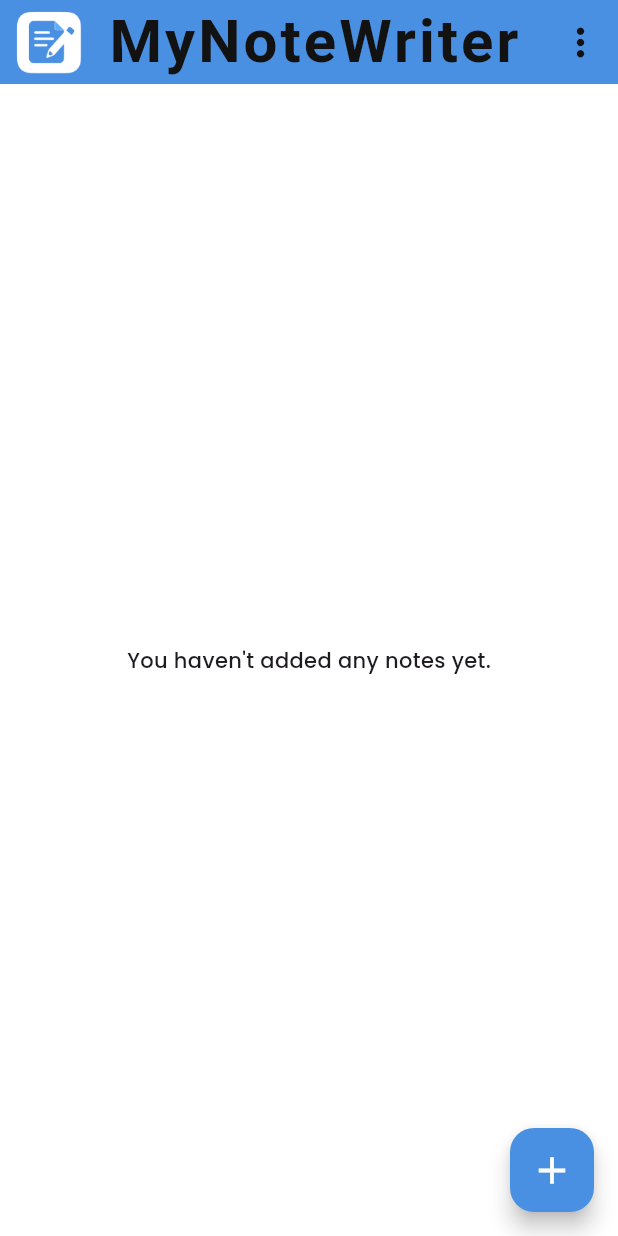
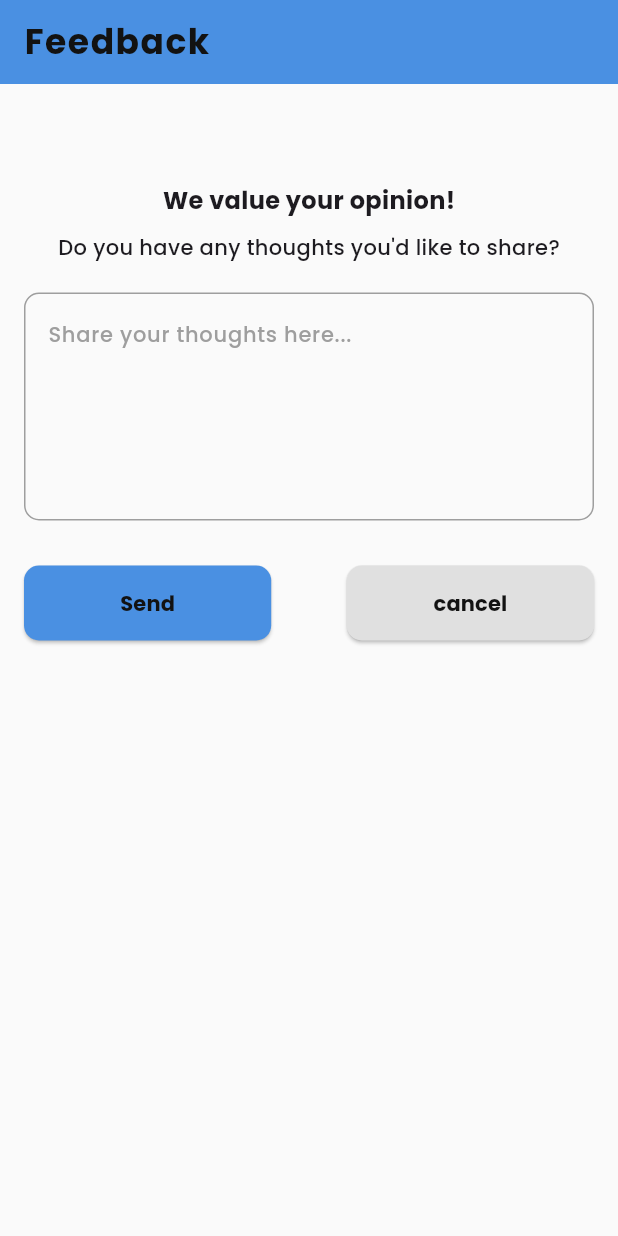
Before and after one commit to PathumDilhara/My-Note-Writer, a Flutter app: the screen it shows after launch, on a phone screen of 412 x 824 dp. Run offline on Flutter 3.47's test engine with Material 3 defaults, Android fonts, the phone set to English and light mode, and no system bars; our stand-ins replace accordion, flutter_markdown_plus, flutter_native_splash, go_router, google_fonts, hive and 2 more; missing offline and left inert: back_button_interceptor; accounts and stored records are empty; Roboto replaces fonts that are missing (Birthstone).

Commit message:
Feedback service implementing

```diff
--- /dev/null
+++ b/lib/models/feedback_model.dart
@@ -0,0 +1,19 @@
+import 'package:json_annotation/json_annotation.dart';
+import 'package:uuid/uuid.dart';
+
+part 'feedback_model.g.dart';
+
+@JsonSerializable()
+class FeedbackModel {
+  final String id;
+  final DateTime sendAt;
+  final String feedback;
+
+  FeedbackModel({String? id, required this.sendAt, required this.feedback})
+    : id = id ?? Uuid().v4();
+
+  factory FeedbackModel.fromJson(Map<String, dynamic> json) =>
+      _$FeedbackModelFromJson(json);
+  Map<String, dynamic> toJson() => _$FeedbackModelToJson(this);
+
+}
--- /dev/null
+++ b/lib/screens/feedback_screen.dart
@@ -0,0 +1,201 @@
+import 'package:flutter/material.dart';
+import 'package:go_router/go_router.dart';
+
+import '../models/feedback_model.dart';
+import '../services/spring_boot_services/spring_boot_feedback_service.dart';
+import '../utils/app_router_paths.dart';
+import '../utils/colors.dart';
+
+class FeedbackScreen extends StatefulWidget {
+  const FeedbackScreen({super.key});
+
+  @override
+  State<FeedbackScreen> createState() => _FeedbackScreenState();
+}
+
+class _FeedbackScreenState extends State<FeedbackScreen> {
+  final TextEditingController _feedbackController = TextEditingController();
+  final _formKey = GlobalKey<FormState>();
+  // bool isFeedbackSending = false;
+  ValueNotifier<bool> isFeedbackSending = ValueNotifier<bool>(false);
+
+  @override
+  void dispose() {
+    super.dispose();
+    _feedbackController.dispose();
+  }
+
+  void sendFeedback(bool isDark) async {
+    print("############### Sending");
+    if (_formKey.currentState!.validate()) {
+      isFeedbackSending.value = true;
+      print("################# valid");
+
+      final FeedbackModel feedbackModel = FeedbackModel(
+        sendAt: DateTime.now(),
+        feedback: _feedbackController.text,
+      );
+
+      bool isFeedbackSent = await SpringBootFeedbackService().saveFeedback(
+        context,
+        isDark,
+        feedbackModel,
+      );
+
+      // setState(() {
+      //   isLoading = false;
+      // });
+
+      print("########################");
+      if (mounted && isFeedbackSent) {
+        GoRouter.of(
+          context,
+        ).pushReplacement("/${AppRouterPaths.contactUsScreen}");
+      }
+    }
+  }
+
+  @override
+  Widget build(BuildContext context) {
+    final bool isDark = Theme.of(context).brightness == Brightness.dark;
+    final borderStyle = OutlineInputBorder(
+      borderSide: BorderSide(color: AppColors.primGreyColor),
+      borderRadius: BorderRadius.circular(10),
+    );
+    return Scaffold(
+      appBar: AppBar(title: Text("Feedback")),
+      body: Padding(
+        padding: const EdgeInsets.all(16.0),
+        child: Form(
+          key: _formKey,
+          child: Column(
+            crossAxisAlignment: CrossAxisAlignment.start,
+            children: [
+              SizedBox(height: 50),
+              Center(
+                child: Text(
+                  "We value your opinion!",
+                  style: TextStyle(fontSize: 16, fontWeight: FontWeight.bold),
+                ),
+              ),
+              SizedBox(height: 10),
+              Center(
+                child: Text(
+                  "Do you have any thoughts you'd like to share?",
+                  style: TextStyle(fontSize: 14, fontWeight: FontWeight.w500),
+                ),
+              ),
+              SizedBox(height: 20),
+
+              // User feedback input
+              TextFormField(
+                controller: _feedbackController,
+                decoration: InputDecoration(
+                  hintText: "Share your thoughts here...",
+                  hintStyle: TextStyle(
+                    color: AppColors.primGreyColor,
+                    fontSize: 14,
+                    fontWeight: FontWeight.w500,
+                  ),
+                  enabledBorder: OutlineInputBorder(
+                    borderSide: BorderSide(color: AppColors.primGreyColor),
+                    borderRadius: BorderRadius.circular(10),
+                  ),
+                  errorBorder: borderStyle,
+                  focusedBorder: OutlineInputBorder(
+                    borderSide: BorderSide(color: AppColors.primButtonBGColor),
+                    borderRadius: BorderRadius.circular(10),
+                  ),
+                  focusedErrorBorder: borderStyle,
+                ),
+                maxLines: 5,
+                onTapOutside: (event) {
+                  FocusScope.of(context).unfocus();
+                },
+                validator: (value) {
+                  if (value == null || value.isEmpty) {
+                    return "Please enter your feedback.";
+                  }
+                  return null;
+                },
+              ),
+              SizedBox(height: 30),
+
+              Row(
+                mainAxisAlignment: MainAxisAlignment.spaceBetween,
+                children: [
+                  _buildButton(
+                    isDark: isDark,
+                    onPressed: () {
+                      return sendFeedback(isDark);
+                    },
+                    title: "Send",
+                    bgColor: AppColors.primButtonBGColor,
+                    overlayColor: Colors.blueAccent,
+                  ),
+                  _buildButton(
+                    isDark: isDark,
+                    onPressed: () {},
+                    title: "cancel",
+                    bgColor: Colors.grey.shade300,
+                    overlayColor: Colors.grey.shade400,
+                  ),
+                ],
+              ),
+              ValueListenableBuilder(
+                valueListenable: isFeedbackSending,
+                builder: (context, value, child) {
+                  return value
+                      ? Dialog(
+                        child: Container(
+                          // height: 50,
+                          // width: 50,
+                          padding: EdgeInsets.all(30),
+                          decoration: BoxDecoration(color: Colors.transparent),
+                          alignment: Alignment.center,
+                          child: CircularProgressIndicator(
+                            color: AppColors.primButtonBGColor,
+                            strokeWidth: 3,
+                          ),
+                        ),
+                      )
+                      : SizedBox();
+                },
+              ),
+            ],
+          ),
+        ),
+      ),
+    );
+  }
+
+  Widget _buildButton({
+    required VoidCallback onPressed,
+    required String title,
+    required bool isDark,
+    required Color bgColor,
+    required Color overlayColor,
+  }) {
+    return ElevatedButton(
+      style: ButtonStyle(
+        backgroundColor: WidgetStatePropertyAll(bgColor),
+        foregroundColor: WidgetStatePropertyAll(
+          isDark ? AppColors.primWhiteColor : AppColors.primBlackColor,
+        ),
+        overlayColor: WidgetStatePropertyAll(overlayColor),
+        shape: WidgetStatePropertyAll(
+          RoundedRectangleBorder(borderRadius: BorderRadius.circular(10)),
+        ),
+        // maximumSize: WidgetStatePropertyAll(Size(100, 100)),
+        minimumSize: WidgetStatePropertyAll(
+          Size(MediaQuery.of(context).size.width * 0.4, 50),
+        ),
+      ),
+      onPressed: onPressed,
+      child: Text(
+        title,
+        style: TextStyle(fontSize: 14, fontWeight: FontWeight.bold),
+      ),
+    );
+  }
+}
--- a/lib/utils/app_router_paths.dart
+++ b/lib/utils/app_router_paths.dart
@@ -5,4 +5,5 @@ class AppRouterPaths{
   static final helpScreen = "helpScreen";
   static final contactUsScreen = "contactUsScreen";
   static final createNewNoteScreen = "createNewNoteScreen";
+  static final feedbackScreen = "feedbackScreen";
 }
--- a/lib/utils/colors.dart
+++ b/lib/utils/colors.dart
@@ -21,32 +21,7 @@ class AppColors {
   static const Color primSnackbarErrorColor = Colors.redAccent;
   static const Color primSnackbarDarkBGColor = Colors.black38;
   static const Color primLightGreyColor = Colors.grey;
-
-  // static const List<MapEntry<Color, String>> noteColors = [
-  //   MapEntry(Colors.indigo, "Indigo"),
-  //   MapEntry(Colors.pink, "Pink"),
-  //   MapEntry(Colors.yellow, "Yellow"),
-  //   MapEntry(Colors.cyan, "Cyan"),
-  //   MapEntry(Colors.orange, "Orange"),
-  //   MapEntry(Colors.blue, "Blue"),
-  //   MapEntry(Colors.purple, "Purple"),
-  //   MapEntry(Colors.red, "Red"),
-  //   MapEntry(Colors.teal, "Teal"),
-  //   MapEntry(Colors.green, "Green"),
-  // ];
-  //
-  // static List<Color> shadedColors = [
-  //   Colors.indigo.shade100,
-  //   Colors.pink.shade100,
-  //   Colors.yellow.shade100,
-  //   Colors.cyan.shade100,
-  //   Colors.orange.shade100,
-  //   Colors.blue.shade100,
-  //   Colors.purple.shade100,
-  //   Colors.red.shade100,
-  //   Colors.teal.shade100,
-  //   Colors.green.shade100,
-  // ];
+  static Color primScaffoldBackgroundColor = Colors.grey.shade50;
 
   static List<List<dynamic>> noteColorsAll = [
     [Colors.indigo, "Indigo", Colors.indigo.shade100],
--- a/lib/utils/custom_theme.dart
+++ b/lib/utils/custom_theme.dart
@@ -23,7 +23,7 @@ class AppTheme {
     ),
     brightness: Brightness.light,
     fontFamily: GoogleFonts.poppins().fontFamily,
-    scaffoldBackgroundColor: AppColors.primWhiteColor,
+    scaffoldBackgroundColor: AppColors.primScaffoldBackgroundColor,
   );
 
   // Dark mode
--- a/lib/utils/router.dart
+++ b/lib/utils/router.dart
@@ -3,6 +3,7 @@ import 'package:go_router/go_router.dart';
 import '../models/note_model.dart';
 import '../screens/contact_us_screen.dart';
 import '../screens/create_new_note_screen.dart';
+import '../screens/feedback_screen.dart';
 import '../screens/help_screen.dart';
 import '../screens/note_viewer_screen.dart';
 import '../screens/home_screen.dart';
@@ -11,7 +12,7 @@ import 'app_router_paths.dart';
 
 class GoRouterClass {
   static final router = GoRouter(
-    initialLocation: "/${AppRouterPaths.homeScreen}",
+    initialLocation: "/${AppRouterPaths.feedbackScreen}",
     routes: [
       // Home Screen
       GoRoute(
@@ -62,6 +63,13 @@ class GoRouterClass {
           return CreateNewNoteScreen(noteModel: note, purpose: purpose);
         },
       ),
+
+      // Feedback Screen
+      GoRoute(
+        name: AppRouterPaths.feedbackScreen,
+        path: "/${AppRouterPaths.feedbackScreen}",
+        builder: (context, state) => FeedbackScreen(),
+      ),
     ],
   );
 }
```
Also changed, not shown: lib/screens/contact_us_screen.dart (+17 -19 lines), lib/services/spring_boot_services/spring_boot_feedback_service.dart (added, +66 -0 lines), lib/widgets/custom_button_widget.dart (added, +26 -0 lines), lib/models/feedback_model.g.dart (added).
